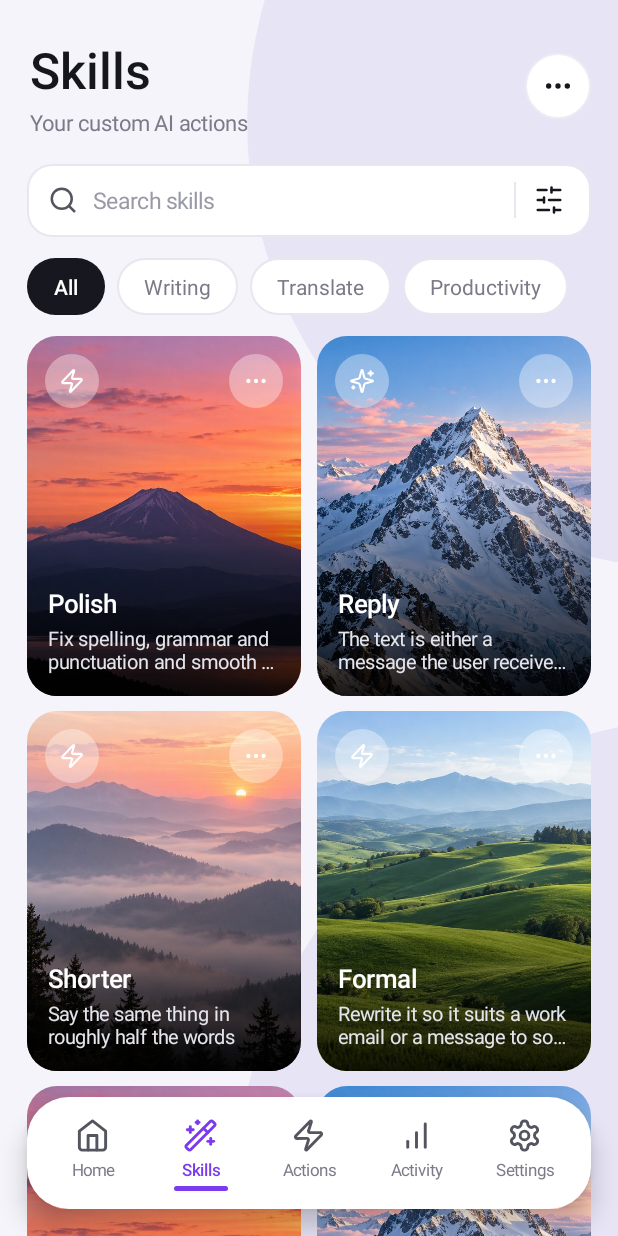
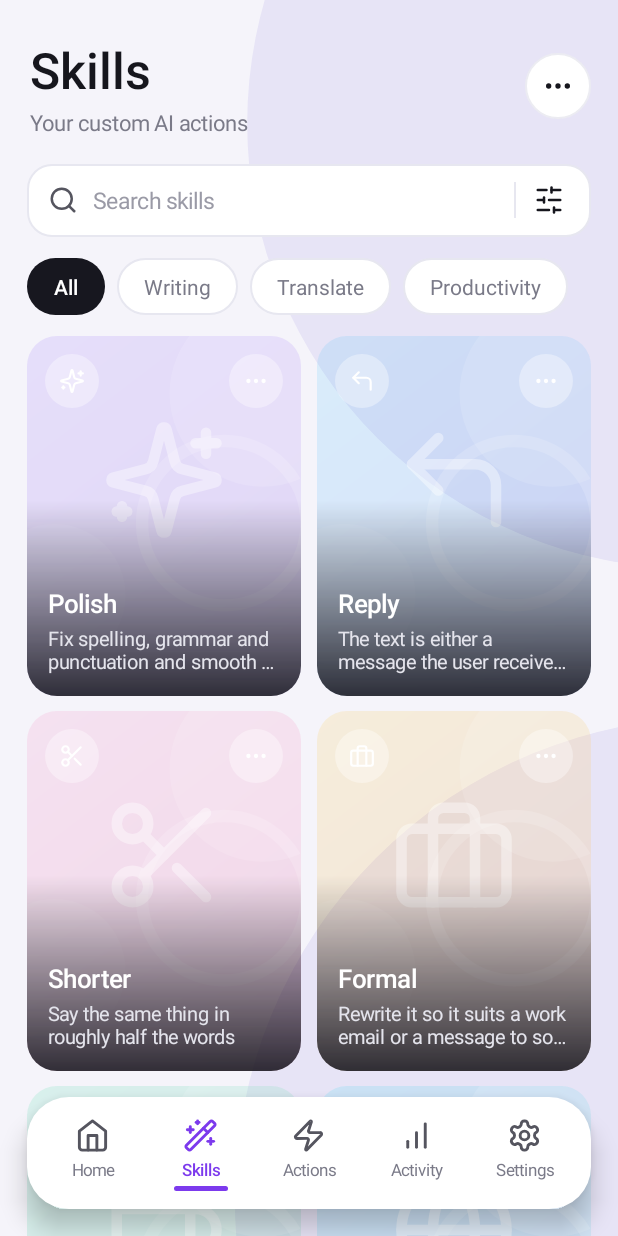
Before and after one commit to manavbudhia-dev/verbo, an Android app: the MainActivity screen opened directly, with no data from a screen before it, after a tap on "Skills", on a phone screen of 412 x 824 dp. Run offline under Robolectric (Android 15) with nearby library versions, the phone set to English and light mode, and no system bars; libraries missing offline, so code that uses them is left out: com.anthropic.client, com.anthropic.core, com.anthropic.errors, com.anthropic.models.

Commit message:
Replace landscape photos with per-skill gradient artwork on cards and sheet headers

```diff
--- /dev/null
+++ b/app/src/main/java/app/verbo/keyboard/Art.kt
@@ -0,0 +1,89 @@
+package app.verbo.keyboard
+
+import android.content.Context
+import android.graphics.Canvas
+import android.graphics.Color
+import android.graphics.ColorFilter
+import android.graphics.LinearGradient
+import android.graphics.Paint
+import android.graphics.PixelFormat
+import android.graphics.Shader
+import android.graphics.drawable.Drawable
+
+/** Card artwork that belongs to the skill itself: its own two-hue gradient with the skill's icon drawn large and soft. */
+class SkillArt(a: Context, val iconRes: Int, from: Int, to: Int) : Drawable() {
+    private val fromColor = from
+    private val toColor = to
+    private val glyph = a.getDrawable(iconRes)?.mutate()
+    private val paint = Paint(Paint.ANTI_ALIAS_FLAG)
+
+    override fun draw(c: Canvas) {
+        val b = bounds
+        val w = b.width().toFloat()
+        val h = b.height().toFloat()
+        if (w <= 0 || h <= 0) return
+        paint.shader = LinearGradient(0f, 0f, w, h, fromColor, toColor, Shader.TileMode.CLAMP)
+        c.drawRect(b, paint)
+        paint.shader = null
+        paint.color = Color.parseColor("#1FFFFFFF")
+        c.drawCircle(w * 0.86f, h * 0.16f, w * 0.34f, paint)
+        paint.color = Color.parseColor("#14FFFFFF")
+        c.drawCircle(w * 0.10f, h * 0.72f, w * 0.26f, paint)
+        paint.color = Color.parseColor("#26FFFFFF")
+        paint.style = Paint.Style.STROKE
+        paint.strokeWidth = w * 0.045f
+        c.drawCircle(w * 0.72f, h * 0.52f, w * 0.30f, paint)
+        paint.style = Paint.Style.FILL
+        glyph?.let {
+            val size = (w * 0.46f).toInt()
+            val left = ((w - size) / 2).toInt()
+            val top = (h * 0.40f - size / 2).toInt()
+            it.setTint(Color.parseColor("#66FFFFFF"))
+            it.setBounds(left, top, left + size, top + size)
+            it.draw(c)
+        }
+    }
+
+    override fun setAlpha(alpha: Int) {}
+    override fun setColorFilter(colorFilter: ColorFilter?) {}
+    @Deprecated("Deprecated in Java")
+    override fun getOpacity() = PixelFormat.OPAQUE
+}
+
+/** Which artwork each skill and each auto-action kind gets. */
+object Art {
+    fun skill(a: Context, name: String, category: String): SkillArt = when (name) {
+        "Polish" -> SkillArt(a, R.drawable.ic_sparkles, Color.parseColor("#8B5CF6"), Color.parseColor("#6D28D9"))
+        "Reply" -> SkillArt(a, R.drawable.ic_corner_up_left, Color.parseColor("#38BDF8"), Color.parseColor("#2563EB"))
+        "Shorter" -> SkillArt(a, R.drawable.ic_scissors, Color.parseColor("#F472B6"), Color.parseColor("#DB2777"))
+        "Formal" -> SkillArt(a, R.drawable.ic_briefcase, Color.parseColor("#FBBF24"), Color.parseColor("#D97706"))
+        "Casual" -> SkillArt(a, R.drawable.ic_coffee, Color.parseColor("#34D399"), Color.parseColor("#059669"))
+        "English" -> SkillArt(a, R.drawable.ic_globe, Color.parseColor("#22D3EE"), Color.parseColor("#0891B2"))
+        "Summarize" -> SkillArt(a, R.drawable.ic_file_text, Color.parseColor("#A78BFA"), Color.parseColor("#7C3AED"))
+        "Look up" -> SkillArt(a, R.drawable.ic_search, Color.parseColor("#60A5FA"), Color.parseColor("#4F46E5"))
+        "Place" -> SkillArt(a, R.drawable.ic_globe, Color.parseColor("#2DD4BF"), Color.parseColor("#0D9488"))
+        "Who is" -> SkillArt(a, R.drawable.ic_users, Color.parseColor("#FB7185"), Color.parseColor("#E11D48"))
+        "Notion" -> SkillArt(a, R.drawable.ic_file_text, Color.parseColor("#94A3B8"), Color.parseColor("#475569"))
+        "Email" -> SkillArt(a, R.drawable.ic_message_square, Color.parseColor("#38BDF8"), Color.parseColor("#0284C7"))
+        "LinkedIn post" -> SkillArt(a, R.drawable.ic_briefcase, Color.parseColor("#60A5FA"), Color.parseColor("#1D4ED8"))
+        "List" -> SkillArt(a, R.drawable.ic_list, Color.parseColor("#4ADE80"), Color.parseColor("#16A34A"))
+        else -> when (category) {
+            "translate" -> SkillArt(a, R.drawable.ic_globe, Color.parseColor("#22D3EE"), Color.parseColor("#0891B2"))
+            "summarize" -> SkillArt(a, R.drawable.ic_file_text, Color.parseColor("#A78BFA"), Color.parseColor("#7C3AED"))
+            "write" -> SkillArt(a, R.drawable.ic_zap, Color.parseColor("#C084FC"), Color.parseColor("#9333EA"))
+            else -> SkillArt(a, R.drawable.ic_sparkles, Color.parseColor("#F472B6"), Color.parseColor("#DB2777"))
+        }
+    }
+
+    fun kind(a: Context, kind: String): SkillArt = when (kind) {
+        "person" -> SkillArt(a, R.drawable.ic_users, Color.parseColor("#FB7185"), Color.parseColor("#E11D48"))
+        "time" -> SkillArt(a, R.drawable.ic_sun, Color.parseColor("#FBBF24"), Color.parseColor("#D97706"))
+        "place" -> SkillArt(a, R.drawable.ic_globe, Color.parseColor("#2DD4BF"), Color.parseColor("#0D9488"))
+        "link" -> SkillArt(a, R.drawable.ic_link, Color.parseColor("#38BDF8"), Color.parseColor("#2563EB"))
+        "email" -> SkillArt(a, R.drawable.ic_message_square, Color.parseColor("#22D3EE"), Color.parseColor("#0891B2"))
+        "phone" -> SkillArt(a, R.drawable.ic_message_square, Color.parseColor("#34D399"), Color.parseColor("#059669"))
+        "keyword" -> SkillArt(a, R.drawable.ic_tag, Color.parseColor("#818CF8"), Color.parseColor("#4F46E5"))
+        "foreign" -> SkillArt(a, R.drawable.ic_zap, Color.parseColor("#A78BFA"), Color.parseColor("#7C3AED"))
+        else -> SkillArt(a, R.drawable.ic_sparkles, Color.parseColor("#C084FC"), Color.parseColor("#9333EA"))
+    }
+}
--- a/app/src/main/java/app/verbo/keyboard/Look.kt
+++ b/app/src/main/java/app/verbo/keyboard/Look.kt
@@ -386,8 +386,8 @@ class Look(val a: Activity) {
         }
     }
 
-    /** Photo card: rounded picture, glass icon and menu buttons on top, name and line over a dark scrim below. */
-    fun photoCard(photo: Int, iconRes: Int, title: String, subtitle: String, onTap: () -> Unit, onMenu: () -> Unit): FrameLayout {
+    /** Skill card: the skill's own artwork, glass icon and menu buttons on top, name and line over a scrim below. */
+    fun photoCard(art: android.graphics.drawable.Drawable, iconRes: Int, title: String, subtitle: String, onTap: () -> Unit, onMenu: () -> Unit): FrameLayout {
         val box = FrameLayout(a).apply {
             outlineProvider = object : android.view.ViewOutlineProvider() {
                 override fun getOutline(view: View, outline: android.graphics.Outline) {
@@ -397,12 +397,9 @@ class Look(val a: Activity) {
             clipToOutline = true
             setOnClickListener { onTap() }
         }
-        box.addView(ImageView(a).apply {
-            setImageResource(photo)
-            scaleType = ImageView.ScaleType.CENTER_CROP
-        }, FrameLayout.LayoutParams(-1, dp(240)))
+        box.addView(View(a).apply { background = art }, FrameLayout.LayoutParams(-1, dp(240)))
         box.addView(View(a).apply {
-            background = GradientDrawable(GradientDrawable.Orientation.TOP_BOTTOM, intArrayOf(Color.TRANSPARENT, Color.parseColor("#E6000000")))
+            background = GradientDrawable(GradientDrawable.Orientation.TOP_BOTTOM, intArrayOf(Color.TRANSPARENT, Color.parseColor("#D9101018")))
         }, FrameLayout.LayoutParams(-1, dp(130), Gravity.BOTTOM))
         box.addView(ImageView(a).apply {
             setImageResource(iconRes)
--- a/app/src/main/java/app/verbo/keyboard/MainActivity.kt
+++ b/app/src/main/java/app/verbo/keyboard/MainActivity.kt
@@ -254,16 +254,9 @@ class MainActivity : Activity() {
     }
 
     private fun skillPhotoCard(index: Int, s: Skill): View {
-        val photos = listOf(R.drawable.photo_sunset, R.drawable.photo_snow, R.drawable.photo_mist, R.drawable.photo_hills)
-        val icon = when {
-            s.name == "List" -> R.drawable.ic_list
-            s.category == "translate" -> R.drawable.ic_globe
-            s.category == "summarize" -> R.drawable.ic_file_text
-            s.category == "write" -> R.drawable.ic_sparkles
-            else -> R.drawable.ic_zap
-        }
+        val art = Art.skill(this, s.name, s.category)
         val blurb = s.instruction.substringBefore(". ").take(90)
-        return look.photoCard(photos[index % photos.size], icon, s.name, blurb,
+        return look.photoCard(art, art.iconRes, s.name, blurb,
             { open("skill-edit", { it.putExtra("index", index) }) }, { skillMenu(index) })
     }
 
```
Also changed, not shown: app/src/main/java/app/verbo/keyboard/PageActivity.kt (+11 -11 lines), app/src/main/res/drawable-nodpi/photo_header.jpg (deleted), app/src/main/res/drawable-nodpi/photo_hills.jpg (deleted), app/src/main/res/drawable-nodpi/photo_mist.jpg (deleted), app/src/main/res/drawable-nodpi/photo_snow.jpg (deleted), app/src/main/res/drawable-nodpi/photo_sunset.jpg (deleted).
